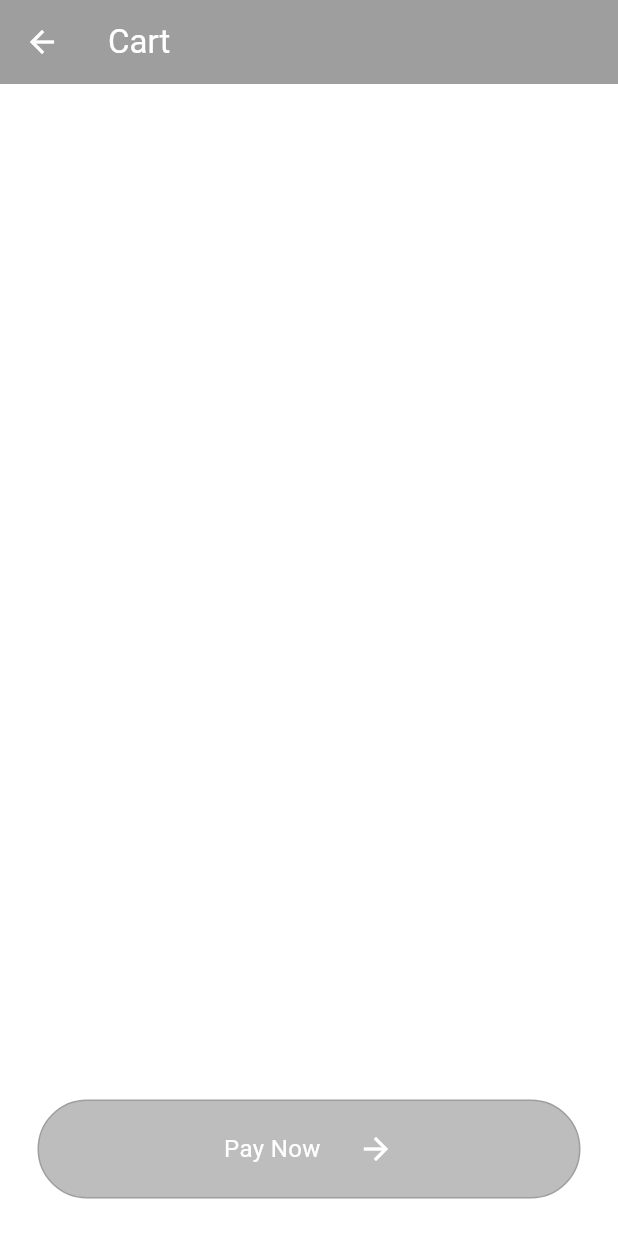
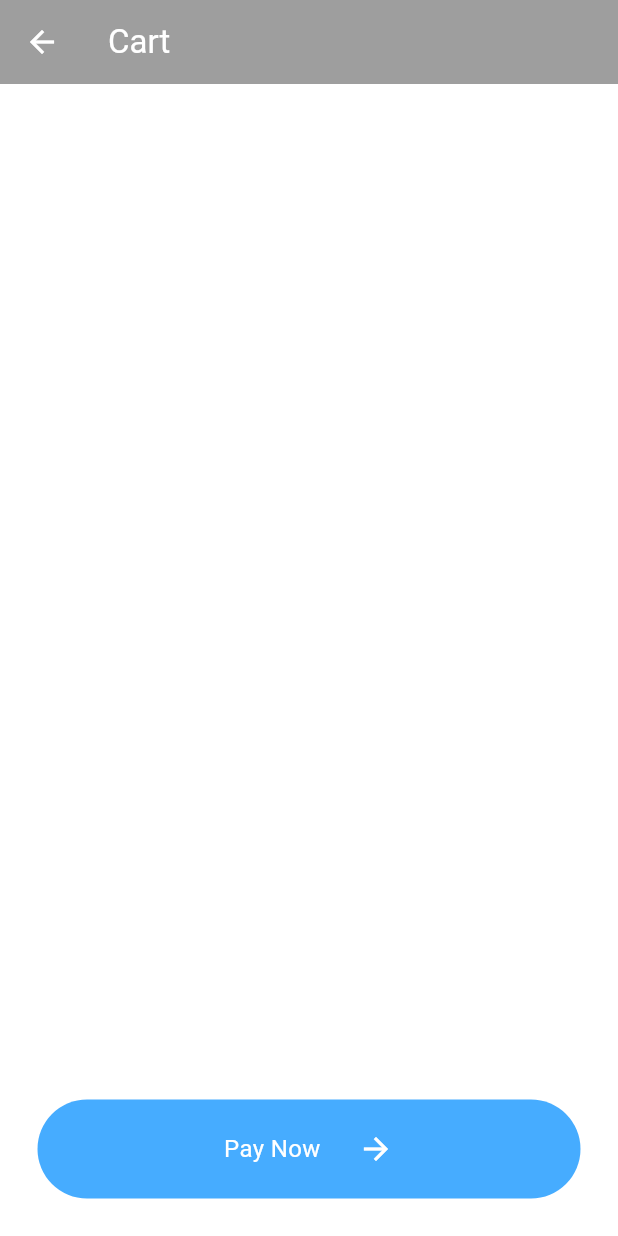
Before and after one commit to Chr0mat1c/gpu_shop, a Flutter app: the CartPage screen opened by its route, on a phone screen of 412 x 824 dp. Run offline on Flutter 3.47's test engine with Material 3 defaults, Android fonts, the phone set to English and light mode, and no system bars; our stand-ins replace google_fonts.

```diff
--- a/lib/components/button.dart
+++ b/lib/components/button.dart
@@ -1,5 +1,4 @@
 import 'package:flutter/material.dart';
-
 
 // ignore: must_be_immutable
 class MyButton extends StatelessWidget {
@@ -18,10 +17,10 @@ class MyButton extends StatelessWidget {
       onTap: onTap,
       child: Container(
         decoration: BoxDecoration(
-          color: Colors.grey[400],
+          color: const Color.fromARGB(255, 70, 172, 255),
           borderRadius: BorderRadiusDirectional.circular(40),
           border: Border.all(
-            color: Colors.grey,
+            color: Color.fromARGB(0, 133, 133, 133),
             width: 1,
           ),
         ),
```
